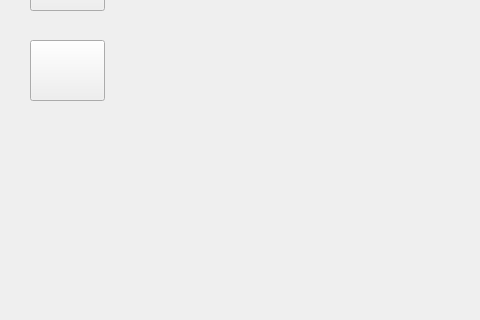
Qt form mainwindow.ui (astrotim75/fitsreader) before a commit; both pictures show x 0 to 480 and y 160 to 480 of the 1272 by 732 pixel window.
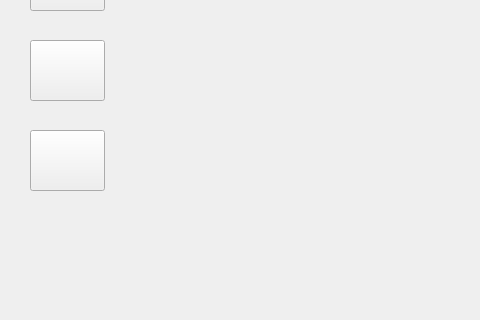
The same form after that commit.

Commit message: added fits batch data button

```diff
--- a/mainwindow.ui
+++ b/mainwindow.ui
@@ -62,6 +62,22 @@
      <string/>
     </property>
    </widget>
+   <widget class="QPushButton" name="btnFitsBatchData">
+    <property name="geometry">
+     <rect>
+      <x>30</x>
+      <y>290</y>
+      <width>75</width>
+      <height>61</height>
+     </rect>
+    </property>
+    <property name="styleSheet">
+     <string notr="true"/>
+    </property>
+    <property name="text">
+     <string/>
+    </property>
+   </widget>
   </widget>
   <widget class="QMenuBar" name="menubar">
    <property name="geometry">
```
The commit also changes 4 other files.
